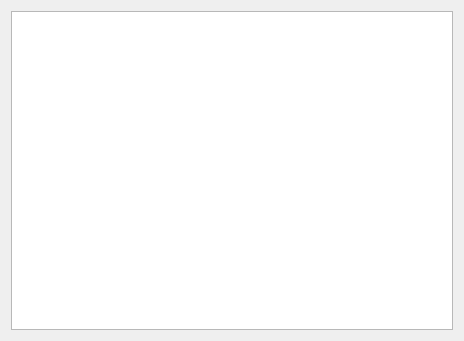
This is UI/participants_list_view.ui in ouxianghui/janus-client as Qt 5 draws it before an edit. The edited form follows.
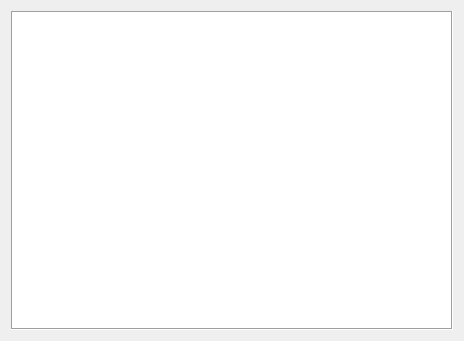
This is the edited form.

Commit message: fixed participant list item size

```diff
--- a/UI/participants_list_view.ui
+++ b/UI/participants_list_view.ui
@@ -15,7 +15,17 @@
   </property>
   <layout class="QGridLayout" name="gridLayout">
    <item row="0" column="0">
-    <widget class="QListWidget" name="listWidgetParticipants"/>
+    <widget class="QListWidget" name="listWidgetParticipants">
+     <property name="autoFillBackground">
+      <bool>true</bool>
+     </property>
+     <property name="frameShape">
+      <enum>QFrame::Box</enum>
+     </property>
+     <property name="spacing">
+      <number>0</number>
+     </property>
+    </widget>
    </item>
   </layout>
  </widget>
```
The commit also changes 4 other files.
